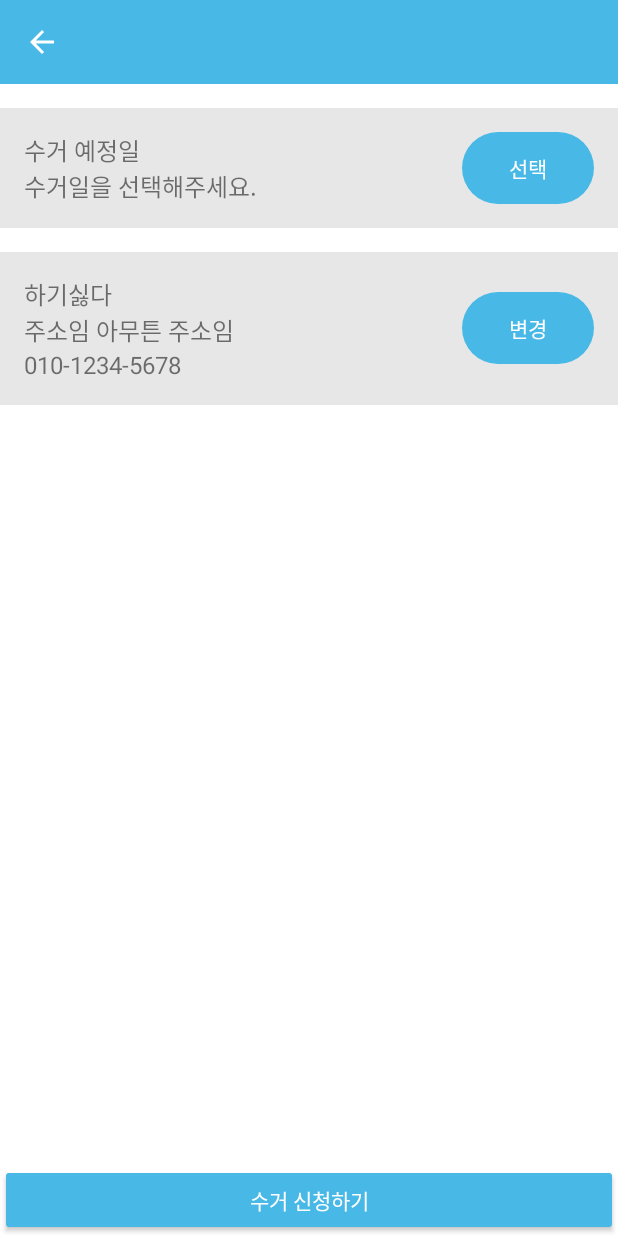
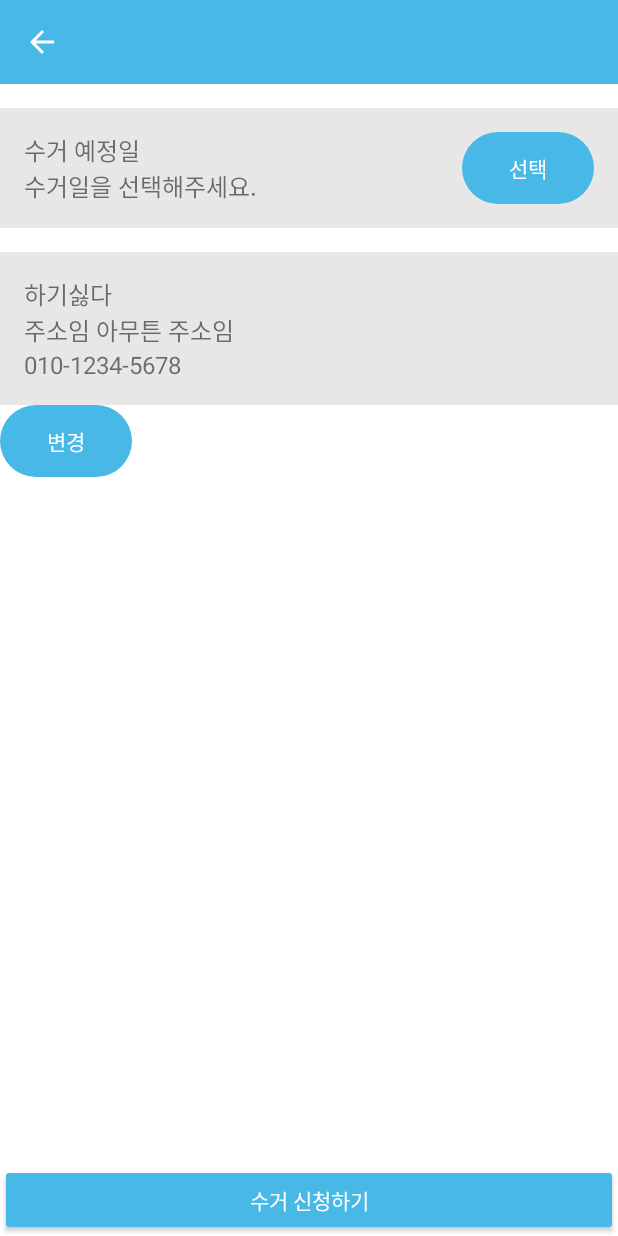
Before and after one commit to heeji-lee/Recycle_App, an Android app: the ReservationDetailActivity screen opened directly, with no data from a screen before it, on a phone screen of 412 x 824 dp. Run offline under Robolectric (Android 15) with nearby library versions, the phone set to English and light mode, and no system bars; network calls fail.

Commit message:
망가진 앱

```diff
--- a/app/src/main/java/com/appliances/recycle/ReservationDetailActivity.kt
+++ b/app/src/main/java/com/appliances/recycle/ReservationDetailActivity.kt
@@ -3,6 +3,8 @@ package com.appliances.recycle
 import android.annotation.SuppressLint
 import android.app.DatePickerDialog
 import android.os.Bundle
+import android.text.Editable
+import android.text.TextWatcher
 import android.view.View
 import android.widget.Button
 import android.widget.EditText
@@ -39,7 +41,7 @@ class ReservationDetailActivity : AppCompatActivity() {
     private lateinit var editMemberPhone: EditText
     private lateinit var editAddress: EditText
     private lateinit var btnSelectDate: Button
-    private lateinit var btnEditAddress: Button
+    private lateinit var btnEditInfo: Button
 
     override fun onCreate(savedInstanceState: Bundle?) {
         super.onCreate(savedInstanceState)
@@ -54,7 +56,7 @@ class ReservationDetailActivity : AppCompatActivity() {
         editMemberPhone = findViewById(R.id.edit_member_phone)
         editAddress = findViewById(R.id.edit_address)
         btnSelectDate = findViewById(R.id.btn_select_date)
-        btnEditAddress = findViewById(R.id.btn_edit_address)
+        btnEditInfo = findViewById(R.id.btn_edit_info)
 
         // DB에서 값 가져오기 (여기서는 예제로 하드코딩)
 //        textCollectionDate.text =
@@ -93,8 +95,10 @@ class ReservationDetailActivity : AppCompatActivity() {
             datePickerDialog.show()
         }
 
-        // 수거 정보 수정 버튼 클릭 이벤트
-        btnEditAddress.setOnClickListener {
+
+
+        // 정보 수정 버튼 클릭 이벤트
+        btnEditInfo.setOnClickListener {
             // TextView 숨기기
             textMemberName.visibility = View.GONE
             textAddress.visibility = View.GONE
--- a/app/src/main/java/com/appliances/recycle/retrofit/INetworkService.kt
+++ b/app/src/main/java/com/appliances/recycle/retrofit/INetworkService.kt
@@ -6,6 +6,7 @@ import com.appliances.recycle.dto.LoginRequest
 import com.appliances.recycle.dto.LoginResponse
 import com.appliances.recycle.dto.PredictionResult
 import com.appliances.recycle.dto.Notice
+import com.appliances.recycle.dto.UserDTO
 import okhttp3.MultipartBody
 import okhttp3.RequestBody
 import okhttp3.ResponseBody
@@ -22,6 +23,9 @@ import retrofit2.http.Path
 import retrofit2.http.Query
 
 interface INetworkService {
+
+//    @GET("/api/users/{id}")
+//    fun getUserById(@Path("id") id: String): Call<UserDTO>
 
     @Multipart
     @POST("/uploadImage")
--- a/app/src/main/res/layout/activity_reservation_detail.xml
+++ b/app/src/main/res/layout/activity_reservation_detail.xml
@@ -94,16 +94,16 @@
             <LinearLayout
                 android:layout_width="match_parent"
                 android:layout_height="wrap_content"
-                android:orientation="horizontal"
+                android:orientation="vertical"
                 android:background="#E7E7E7"
                 android:padding="16dp"
                 android:gravity="center_vertical">
 
-                <LinearLayout
-                    android:layout_width="0dp"
-                    android:layout_height="wrap_content"
-                    android:layout_weight="1"
-                    android:orientation="vertical">
+<!--                <LinearLayout-->
+<!--                    android:layout_width="0dp"-->
+<!--                    android:layout_height="wrap_content"-->
+<!--                    android:layout_weight="1"-->
+<!--                    android:orientation="vertical">-->
 
                     <TextView
                         android:id="@+id/member_name"
@@ -114,10 +114,11 @@
 
                     <EditText
                         android:id="@+id/edit_member_name"
-                        android:layout_width="wrap_content"
+                        android:layout_width="match_parent"
                         android:layout_height="wrap_content"
                         android:hint="이름을 입력하세요"
                         android:background="@drawable/edittext_background"
+                        android:layout_marginBottom="5dp"
                         android:padding="12dp"
                         android:visibility="gone"
                         android:textSize="16sp" />
@@ -131,9 +132,10 @@
 
                     <EditText
                         android:id="@+id/edit_address"
-                        android:layout_width="wrap_content"
+                        android:layout_width="match_parent"
                         android:layout_height="wrap_content"
                         android:background="@drawable/edittext_background"
+                        android:layout_marginBottom="5dp"
                         android:padding="12dp"
                         android:hint="주소를 입력하세요"
                         android:visibility="gone"
@@ -148,7 +150,7 @@
 
                     <EditText
                         android:id="@+id/edit_member_phone"
-                        android:layout_width="wrap_content"
+                        android:layout_width="match_parent"
                         android:layout_height="wrap_content"
                         android:background="@drawable/edittext_background"
                         android:padding="12dp"
@@ -160,7 +162,7 @@
                 </LinearLayout>
 
                 <Button
-                    android:id="@+id/btn_edit_address"
+                    android:id="@+id/btn_edit_info"
                     android:layout_width="wrap_content"
                     android:layout_height="wrap_content"
                     android:backgroundTint="@color/btn"
@@ -168,7 +170,7 @@
                     android:textColor="@android:color/white"
                     android:text="변경" />
 
-            </LinearLayout>
+<!--            </LinearLayout>-->
 
         </LinearLayout>
     </ScrollView>
```
